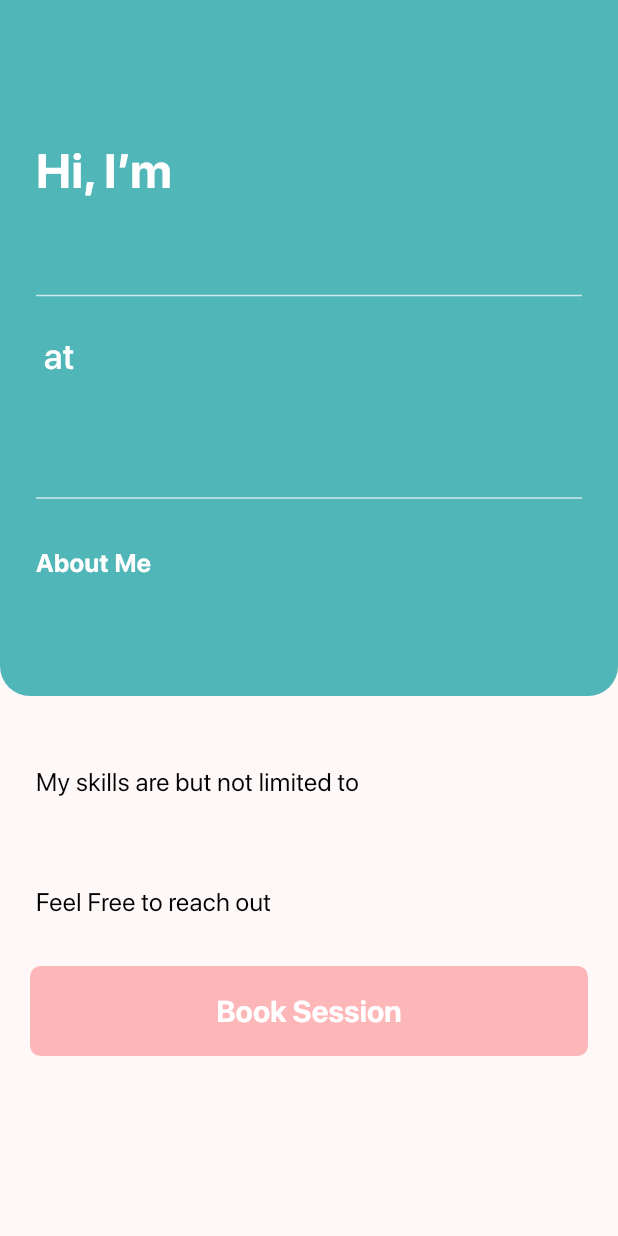
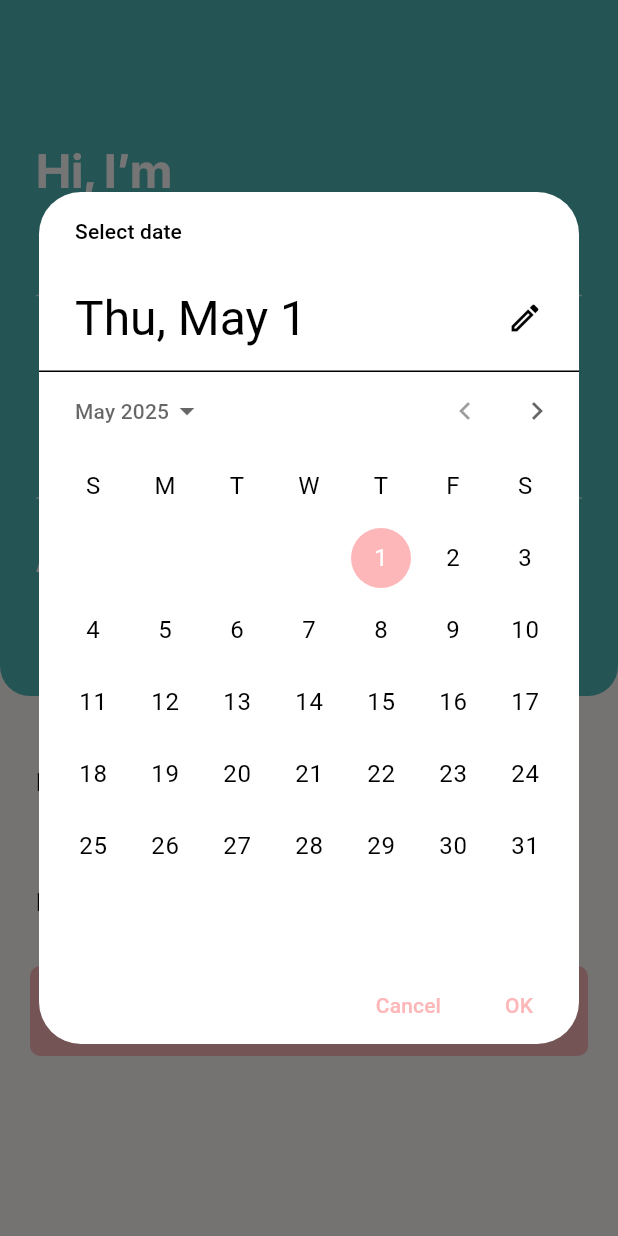
Before and after one commit to nalugala-vc/resumate, a Flutter app: the MentorAboutPage screen opened directly with empty values, after a tap on "Book Session", on a phone screen of 412 x 824 dp. Run offline on Flutter 3.47's test engine with Material 3 defaults, Android fonts, the phone set to English and light mode, and no system bars; our stand-ins replace flutter_otp_text_field, fpdart, get, heroicons, readmore, shared_preferences and 1 more; accounts and stored records are empty; project files that could hold a hidden picture were left out.

Commit message:
Book mentorship session

```diff
--- a/resumate_flutter/lib/core/api/endpoints.dart
+++ b/resumate_flutter/lib/core/api/endpoints.dart
@@ -6,4 +6,5 @@ class Endpoints {
 
   //mentors
   static String fetchMentor = '/fetchMentors';
+  static String bookMentorSession = '/bookMentorSession';
 }
--- a/resumate_flutter/lib/features/mentorship/view/pages/mentor_about_page.dart
+++ b/resumate_flutter/lib/features/mentorship/view/pages/mentor_about_page.dart
@@ -1,10 +1,14 @@
 import 'package:flutter/material.dart';
+import 'package:get/get.dart';
+import 'package:get/get_core/src/get_main.dart';
 import 'package:resumate_flutter/core/utils/fonts/sf_pro_display.dart';
 import 'package:resumate_flutter/core/utils/spacers/spacers.dart';
 import 'package:resumate_flutter/core/utils/theme/app_pallette.dart';
 import 'package:resumate_flutter/core/utils/widgets/rounded_button.dart';
 import 'package:resumate_flutter/features/mentorship/model/Mentor.dart';
 import 'package:resumate_flutter/features/mentorship/view/widgets/skill_chip.dart';
+import 'package:resumate_flutter/features/mentorship/viewmodel/mentorship_controller.dart';
+import 'package:intl/intl.dart';
 
 class MentorAboutPage extends StatelessWidget {
   final Mentor mentor;
@@ -12,6 +16,8 @@ class MentorAboutPage extends StatelessWidget {
 
   @override
   Widget build(BuildContext context) {
+    final controller = Get.find<MentorshipController>();
+
     return Scaffold(
       backgroundColor: const Color(0xFFFFF8F8),
       body: Column(
@@ -127,7 +133,61 @@ class MentorAboutPage extends StatelessWidget {
             padding: EdgeInsets.symmetric(horizontal: 20),
             child: RoundedButton(
               label: 'Book Session',
-              onTap: () {},
+              onTap: () async {
+                final ThemeData pickerTheme = Theme.of(context).copyWith(
+                  colorScheme: ColorScheme.light(
+                    primary: AppPallete.pink400,
+                    onPrimary: Colors.white,
+                  ),
+                  dialogBackgroundColor: Colors.white,
+                  textButtonTheme: TextButtonThemeData(
+                    style: TextButton.styleFrom(
+                      foregroundColor: AppPallete.pink400, // Button text color
+                    ),
+                  ),
+                );
+
+                final DateTime? selectedDate = await showDatePicker(
+                  context: context,
+                  initialDate: DateTime.now(),
+                  firstDate: DateTime.now(),
+                  lastDate: DateTime(2100),
+                  builder: (context, child) {
+                    return Theme(data: pickerTheme, child: child!);
+                  },
+                );
+
+                if (selectedDate != null) {
+                  final TimeOfDay? selectedTime = await showTimePicker(
+                    context: context,
+                    initialTime: TimeOfDay.now(),
+                    builder: (context, child) {
+                      return Theme(data: pickerTheme, child: child!);
+                    },
+                  );
+
+                  if (selectedTime != null) {
+                    final DateTime finalDateTime = DateTime(
+                      selectedDate.year,
+                      selectedDate.month,
+                      selectedDate.day,
+                      selectedTime.hour,
+                      selectedTime.minute,
+                    );
+
+                    final dateStr = DateFormat(
+                      'yyyy-MM-dd',
+                    ).format(finalDateTime);
+                    final timeStr = DateFormat('HH:mm').format(finalDateTime);
+
+                    await controller.bookMentorSession(
+                      mentorId: mentor.id,
+                      date: dateStr,
+                      time: timeStr,
+                    );
+                  }
+                }
+              },
               borderColor: AppPallete.pink400,
               backgroundColor: AppPallete.pink400,
             ),
--- a/resumate_flutter/pubspec.yaml
+++ b/resumate_flutter/pubspec.yaml
@@ -42,6 +42,7 @@ dependencies:
   video_player: ^2.7.0
   shared_preferences: ^2.5.3
   fpdart: ^1.1.1
+  intl: ^0.20.2
 
 dev_dependencies:
   flutter_test:
```
Also changed, not shown: resumate_flutter/lib/features/mentorship/model/Mentor.dart (+11 -3 lines), resumate_flutter/lib/features/mentorship/repository/mentorship_repo.dart (+34 -0 lines), resumate_flutter/lib/features/mentorship/viewmodel/mentorship_controller.dart (+40 -0 lines), resumate_flutter/pubspec.lock, 1 other file.
